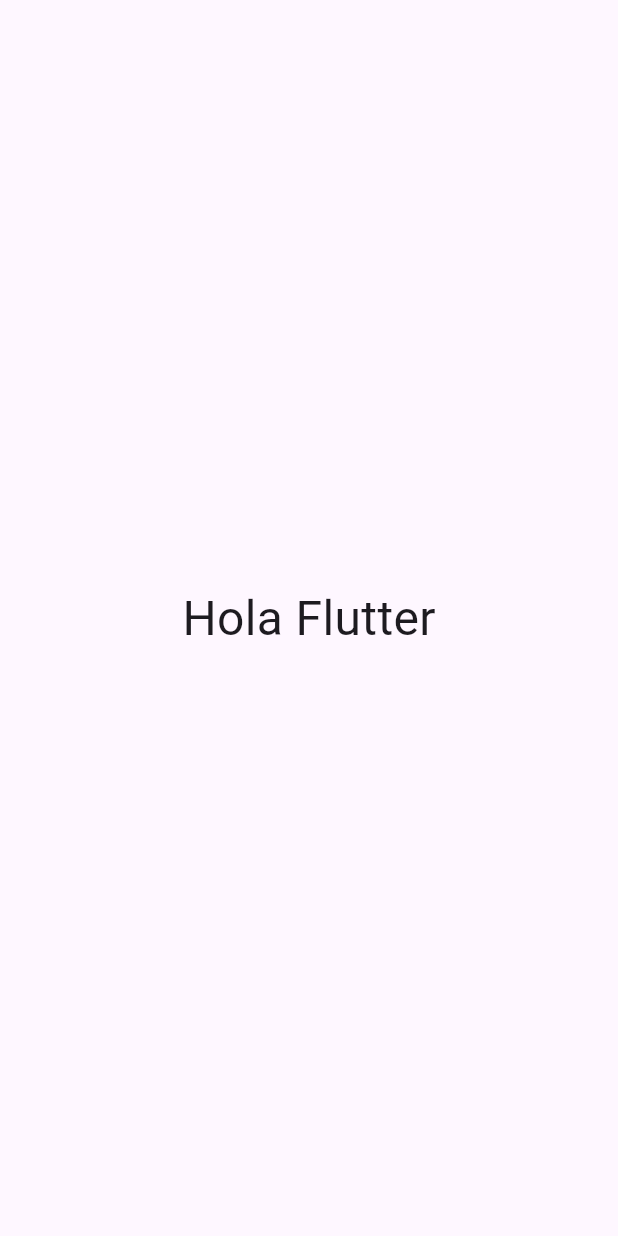
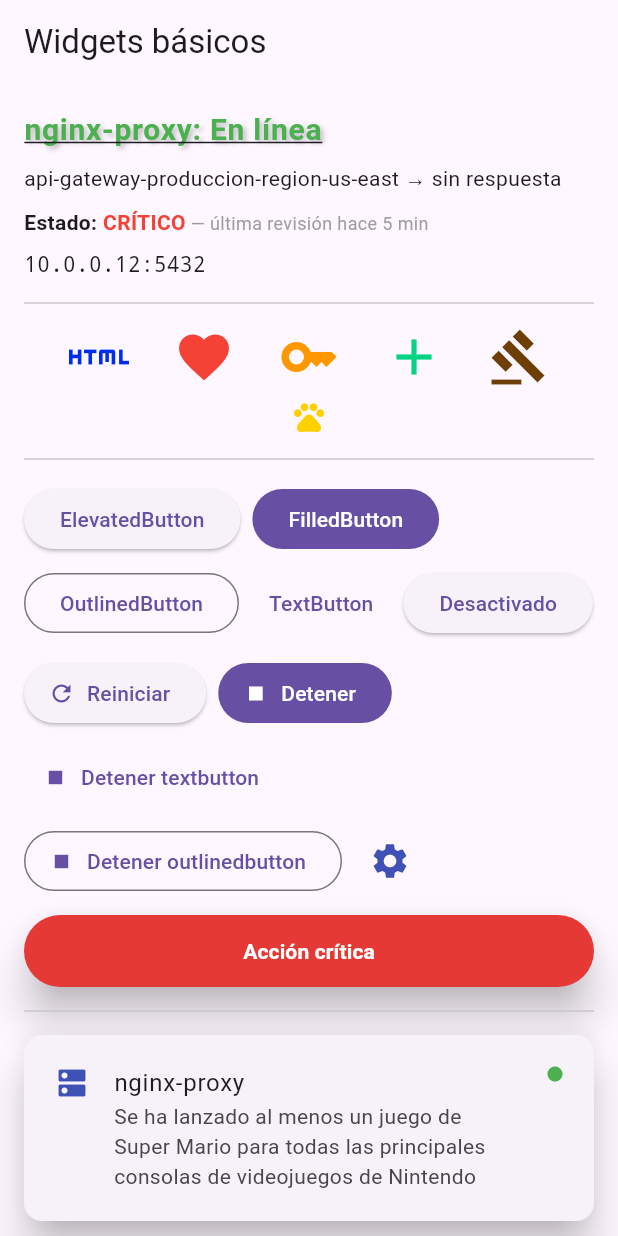
Before and after one commit to Superariel10/programacion_4_manana_Orozco, a Flutter app: the screen it shows after launch, on a phone screen of 412 x 824 dp. Run offline on Flutter 3.47's test engine with Material 3 defaults, Android fonts, the phone set to English and light mode, and no system bars.

Commit message:
Clase: 17-06-2026

```diff
--- a/modulo06_widgets/lib/main.dart
+++ b/modulo06_widgets/lib/main.dart
@@ -1,8 +1,27 @@
+// lib/main.dart
 // lib/main.dart
 import 'package:flutter/material.dart';
+import 'widgets/catalogo_basicos.dart';
+// ┌──────────────────────────────────────────────────────────────────┐
+// │  Cambia este número y guarda (Ctrl+S) para navegar entre pasos.  │
+// │  1  Paso 1   StatelessWidget mínimo                              │
+// │  2  Paso 1b  Widgets básicos — catálogo                          │
+// │  3  Paso 2   StatelessWidget con parámetros                      │
+// │  4  Paso 3   StatefulWidget / setState / cambio de estatus       │
+// │  5  Paso 3b  Parámetros en StatefulWidget                        │
+// │  6  Paso 4   Ciclo de vida con Timer                             │
+// │  7  Paso 5   BuildContext                                        │
+// │  8  Paso 6   Composición de widgets                              │
+// └──────────────────────────────────────────────────────────────────┘
+const int paso = 2;
 
-void main() => runApp(const MaterialApp(
-  home: Scaffold(body: Center(child: Saludo())),
+void main() => runApp(MaterialApp(
+  debugShowCheckedModeBanner: false,
+  home: switch (paso) {
+    1 => const Scaffold(body: Center(child: Saludo())),
+    2 => const CatalogoBasicos(),
+    _ => Scaffold(body: Center(child: Text('Paso $paso: crea el widget primero'))),
+  },
 ));
 
 class Saludo extends StatelessWidget {
@@ -10,6 +29,10 @@
 
   @override
   Widget build(BuildContext context) {   // describe cómo se ve
-    return const Text('Hola Flutter', style: TextStyle(fontSize: 32));
+    return const Text('Super Mario es una serie de videojuegos de plataformas creada por Nintendo protagonizada por su mascota',
+    style: TextStyle(fontSize: 32, fontWeight: FontWeight.bold,letterSpacing: 4,color: Colors.indigo,shadows: [Shadow(color: Color.fromARGB(232, 0, 0, 0),
+    blurRadius: 4, offset: Offset(2,2))]),
+    textAlign: TextAlign.center, // overflow: TextOverflow.ellipsis
+    maxLines: 3);
   }
 }
--- /dev/null
+++ b/modulo06_widgets/lib/widgets/catalogo_basicos.dart
@@ -0,0 +1,243 @@
+import 'package:flutter/material.dart';
+
+class CatalogoBasicos extends StatelessWidget {
+  const CatalogoBasicos({super.key});
+
+  @override
+  Widget build(BuildContext context) {
+    return Scaffold(
+      appBar: AppBar(title: const Text('Widgets básicos')),
+      body: ListView(
+        padding: const EdgeInsets.all(16),
+        children: [
+        // ── Text básico ───────────────────────────────────────────────────────
+        const Text('nginx-proxy: En línea',
+        style: TextStyle(
+          fontSize:      20,
+          fontWeight:    FontWeight.bold,    // .w100–.w900  ·  .bold = .w700
+          color:         Colors.green,
+          letterSpacing: 0.5,
+          fontStyle:     FontStyle.normal,   // .italic
+          decoration:    TextDecoration.underline,//             .underline  .lineThrough  .overline
+          shadows: [Shadow(color: Colors.black26, blurRadius: 4, offset: Offset(2,2))]
+        ),
+      ),
+      const SizedBox(height: 8),
+
+// ── Alineación y desbordamiento ───────────────────────────────────────
+      SizedBox(
+        width: double.infinity,
+        child: Text(
+          'api-gateway-produccion-region-us-east → sin respuesta',
+          textAlign: TextAlign.justify,        // .left  .right  .justify  .start  .end
+          maxLines:  2,
+          overflow:  TextOverflow.fade,   // .clip  .fade  .visible
+          softWrap: false
+        ),
+      ),
+      const SizedBox(height: 8),
+
+// ── Text.rich — estilos distintos en un solo widget ───────────────────
+      const Text.rich(
+        TextSpan(children: [
+                  TextSpan(text: 'Estado: ',
+                    style: TextStyle(fontWeight: FontWeight.w600)),
+                  TextSpan(text: 'CRÍTICO',
+                    style: TextStyle(color: Colors.red, fontWeight: FontWeight.bold)),
+                  TextSpan(text: ' — última revisión hace 5 min',
+                    style: TextStyle(color: Colors.grey, fontSize: 12)),
+                  ]),
+                ),
+      const SizedBox(height: 8),
+
+// ── SelectableText — el usuario puede seleccionar y copiar ───────────
+        const SelectableText('10.0.0.12:5432',
+          style: TextStyle(fontFamily: 'monospace', fontSize: 14),
+        ),
+        const Divider(height: 32),
+        Row(
+        mainAxisAlignment: MainAxisAlignment.spaceEvenly,
+          children: const [
+            Icon(Icons.html,  size: 40, color: Color.fromARGB(255, 0, 44, 238)),
+            Icon(Icons.favorite,        size: 40, color: Colors.red),
+            Icon(Icons.key, size: 40, color: Colors.orange),
+            Icon(Icons.add,           size: 40, color: Color.fromARGB(255, 5, 212, 133)),
+            Icon(Icons.gavel,      size: 40, color: Color.fromARGB(255, 110, 62, 7)),
+          ],
+        ),
+        const SizedBox(height: 8),
+        const Icon(Icons.pets,
+        size:          24,
+        color:         Color.fromARGB(255, 255, 208, 0),
+        semanticLabel: 'Configuración'),   // leído por lectores de pantalla
+        const Divider(height: 32),
+        // ── Cuatro variantes ──────────────────────────────────────────────────
+        Wrap(
+          spacing: 8, runSpacing: 8,
+          children: [
+            ElevatedButton(onPressed: () {}, child: const Text('ElevatedButton')),
+            FilledButton(  onPressed: () {}, child: const Text('FilledButton')),
+            OutlinedButton(onPressed: () {}, child: const Text('OutlinedButton')),
+            TextButton(    onPressed: () {}, child: const Text('TextButton')),
+            ElevatedButton(onPressed: () {},  child: const Text('Desactivado')),
+            //             ↑ onPressed: null → desactiva el botón visualmente
+          ],
+        ),
+        const SizedBox(height: 12),
+
+// ── Variantes .icon ───────────────────────────────────────────────────
+        Wrap(
+          spacing: 8, runSpacing: 8,
+          children: [
+            ElevatedButton.icon(
+              onPressed: () {},
+              icon:  const Icon(Icons.refresh, size: 18),
+              label: const Text('Reiniciar'),
+            ),
+            FilledButton.icon(
+              onPressed: () {},
+              icon:  const Icon(Icons.stop, size: 18),
+              label: const Text('Detener'),
+            ),
+            TextButton.icon(
+              onPressed: () {},
+              icon:  const Icon(Icons.stop, size: 18),
+              label: const Text('Detener textbutton'),
+            ),
+            OutlinedButton.icon(
+              onPressed: () {},
+              icon:  const Icon(Icons.stop, size: 18),
+              label: const Text('Detener outlinedbutton'),
+            ),
+            IconButton(
+              onPressed: () {},
+              icon:     const Icon(Icons.settings),
+              color:    Colors.indigo,
+              iconSize: 28,
+              tooltip: 'Detiene todos los servicios'
+            ),
+          ],
+        ),
+        const SizedBox(height: 12),
+
+// ── Botón con estilo personalizado ────────────────────────────────────
+        ElevatedButton(
+          onPressed: () {},
+          style: ElevatedButton.styleFrom(
+            backgroundColor: Colors.red.shade600,
+            foregroundColor: Colors.white,
+            padding:     const EdgeInsets.symmetric(horizontal: 32, vertical: 14),
+            shape: const StadiumBorder(),
+            elevation:   12,
+          ),
+          child: const Text('Acción crítica',
+          style: TextStyle(fontWeight: FontWeight.bold)),
+        ),
+        const Divider(height: 32),
+
+        Card(
+          elevation: 12,
+          margin: const EdgeInsets.only(bottom: 8),
+          shape: RoundedRectangleBorder(borderRadius: BorderRadius.circular(12)),
+          child: ListTile(
+            leading:  const Icon(Icons.dns, color: Colors.indigo),
+            title:    const Text('nginx-proxy'),
+            subtitle: const Text('Se ha lanzado al menos un juego de Super Mario para todas las principales consolas de videojuegos de Nintendo'),
+            trailing: const Icon(Icons.circle, color: Colors.green, size: 12),
+            onTap:    () {},           // toda la fila queda tocable
+            contentPadding: const EdgeInsets.symmetric(horizontal: 20, vertical: 12),
+            isThreeLine: true,
+          ),
+        ),
+        Card(
+          elevation: 1,
+          color: const Color.fromARGB(255, 231, 129, 144),
+          child: ListTile(
+            leading: CircleAvatar(
+            backgroundColor: Colors.red.shade100,
+            child: const Icon(Icons.cancel, color: Colors.red, size: 20),
+            ),
+            title:    const Text('backup-worker'),
+            subtitle: const Text('El primer título de la serie, "Super Mario Bros.", lanzado para el Nintendo Entertainment System (NES) en 1985'),
+            trailing: TextButton(onPressed: () {}, child: const Text('Ver')),
+            contentPadding: const EdgeInsets.symmetric(horizontal: 20, vertical: 12),
+            isThreeLine: true,
+          ),
+        ),
+        const Divider(height: 32),
+        Card(child: SwitchListTile(value: false, onChanged: (_){}, title: const Text('Modo mantenimiento'))),
+
+        Wrap(
+          spacing: 8, runSpacing: 8,
+          children: [
+            const Chip(label: Text('nginx')),
+            const Chip(label: Text('python')),
+            const Chip(label: Text('java')),
+            const Chip(label: Text('C++')),
+            const Chip(
+              avatar:          Icon(Icons.check, size: 16, color: Colors.white),
+              label:           Text('TLS 1.3'),
+              backgroundColor: Colors.blue,
+              labelStyle:      TextStyle(color: Colors.white, fontSize: 12),
+            ),
+            FilterChip(
+              label:      const Text('HTTP/2'),
+              selected:   false,
+              onSelected: (_) {},
+              deleteIcon: const Icon(Icons.close, size: 16)
+            ),
+            ActionChip(
+            label:     const Text('Ver logs'),
+            avatar:    const Icon(Icons.open_in_new, size: 16),
+            onPressed: () {},
+            padding: const EdgeInsets.all(8)
+            ),
+            InputChip(
+              avatar:          Icon(Icons.check, size: 16, color: const Color.fromARGB(255, 223, 46, 46)),
+              label:           Text('Desactivar logs'),
+              onSelected: (_) {},
+              onDeleted: () {},
+            )
+          ],
+        ),
+        const Divider(height: 32),
+        // ── Circular ──────────────────────────────────────────────────────────
+        Row(
+          mainAxisAlignment: MainAxisAlignment.spaceEvenly,
+          children: const [
+            SizedBox(width: 48, height: 48,
+              child: CircularProgressIndicator()),           // value: null → animación continua
+            SizedBox(width: 48, height: 48,
+              child: CircularProgressIndicator(
+              backgroundColor: Color.fromARGB(255, 61, 150, 34),
+              value:       null,           // 70 %
+              color:       Colors.green,
+              strokeWidth: 6,
+            )),
+            SizedBox(width: 48, height: 48,
+              child: CircularProgressIndicator(
+              value:       0.3,
+              color:       Colors.red,
+              strokeWidth: 3,
+              strokeCap:   StrokeCap.round,   // puntas redondeadas
+            )),
+          ],
+        ),
+        const SizedBox(height: 16),
+
+// ── Lineal ────────────────────────────────────────────────────────────
+        const LinearProgressIndicator(),                                  // indeterminado
+        const SizedBox(height: 8),
+        const LinearProgressIndicator(value: 0.6, color: Colors.indigo), // 60 %
+        const SizedBox(height: 8),
+        const LinearProgressIndicator(
+          value:     1.0,
+          color:     Colors.green,
+          minHeight: 12,                     // barra más gruesa (default: 4)
+        ),
+        const Divider(height: 32),
+        ],
+      ),
+    );
+  }
+}
```
Also changed, not shown: 1 other file.
